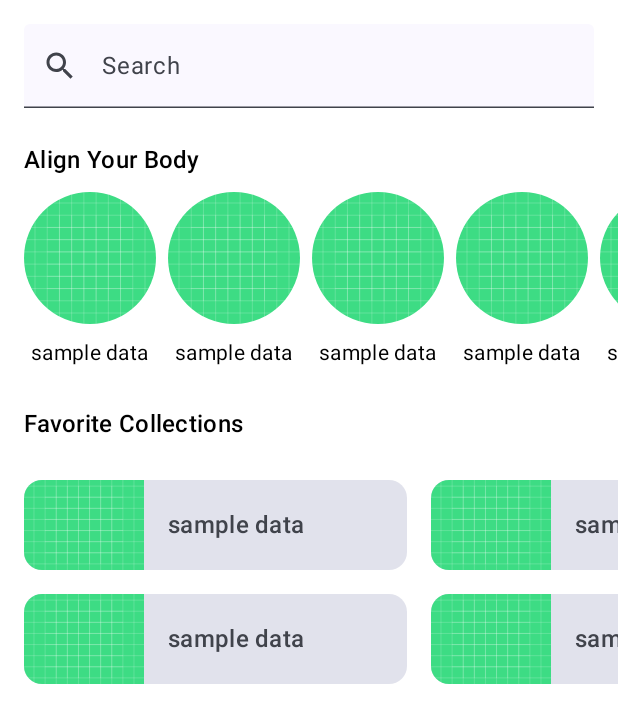
After one commit to sh1mj1/Kotlin-Android-Learning-Test, an Android app built with Jetpack Compose: the composable HomeScreen shown on its own in the app's theme, on a phone screen of 412 x 824 dp. The commit adds this screen. Shown: the top 723 px of the screen. Run offline under Robolectric (Android 15) with nearby library versions, the phone set to English and light mode, and no system bars.

Commit message:
feat(HomeScreen): Home screen - Scrolling

```diff
--- /dev/null
+++ b/app/src/main/java/com/example/learningtest/compose/basiclayout/HomeScreen.kt
@@ -0,0 +1,35 @@
+package com.example.learningtest.compose.basiclayout
+
+import androidx.compose.foundation.layout.Column
+import androidx.compose.foundation.layout.Spacer
+import androidx.compose.foundation.layout.height
+import androidx.compose.foundation.layout.padding
+import androidx.compose.foundation.rememberScrollState
+import androidx.compose.foundation.verticalScroll
+import androidx.compose.runtime.Composable
+import androidx.compose.ui.Modifier
+import androidx.compose.ui.tooling.preview.Preview
+import androidx.compose.ui.unit.dp
+import com.example.learningtest.R
+import com.example.learningtest.ui.theme.LearningTestTheme
+
+@Composable
+fun HomeScreen(modifier: Modifier = Modifier) {
+    Column(modifier = modifier.verticalScroll(rememberScrollState())) {
+        Spacer(Modifier.height(16.dp))
+        SearchBar(Modifier.padding(horizontal = 16.dp))
+        HomeSection(title = R.string.align_your_body) {
+            AlignYourBodyRow()
+        }
+        HomeSection(title = R.string.favorite_collections) {
+            FavoriteCollectionGrid()
+        }
+        Spacer(Modifier.height(16.dp))
+    }
+}
+
+@Preview(showBackground = true)
+@Composable
+private fun HomeScreenPreview() {
+    LearningTestTheme { HomeScreen() }
+}
--- a/app/src/main/res/values/strings.xml
+++ b/app/src/main/res/values/strings.xml
@@ -10,5 +10,6 @@
     <string name="fc2_nature_meditations">Nature meditations</string>
     <string name="align_your_body_data_sample">sample data</string>
     <string name="align_your_body">Align Your Body</string>
+    <string name="favorite_collections">Favorite Collections</string>
 
 </resources>
```
